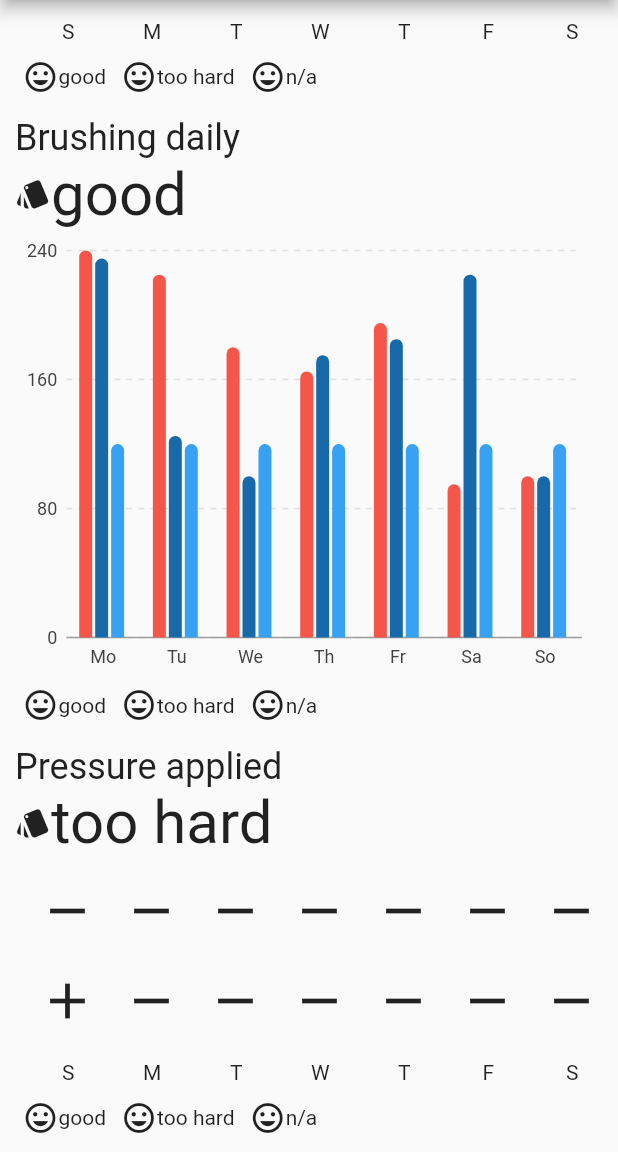
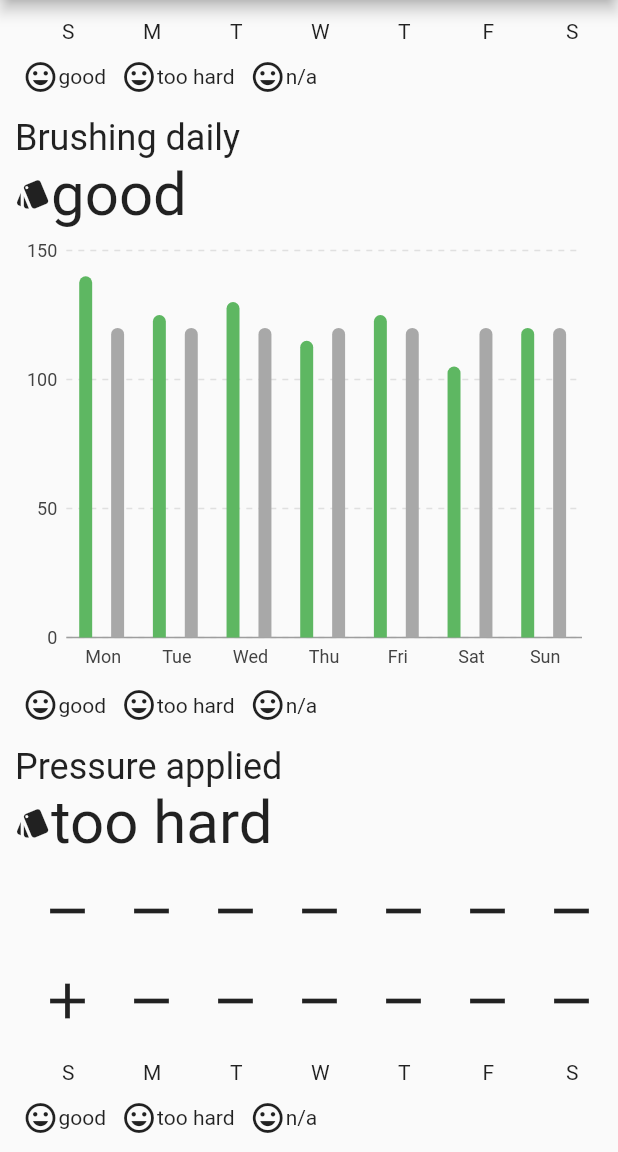
Before and after one commit to AnkurPhilips/ohc_app, a Flutter app: the screen it shows after launch, scrolled down 576 dp, on a phone screen of 412 x 824 dp, the part 84-1236 px from its top. Run offline on Flutter 3.47's test engine with Material 2 defaults, Android fonts, the phone set to English and light mode, and no system bars; our stand-ins replace charts_flutter.

Commit message:
new commit3 in graph

```diff
--- a/lib/Graphs.dart
+++ b/lib/Graphs.dart
@@ -306,34 +306,35 @@ class GroupedBarChart extends StatelessWidget {
 
     final session1 = [
 
-      new BrushTime('Mo', 240),
-      new BrushTime('Tu', 225),
-      new BrushTime('We', 180),
-      new BrushTime('Th', 165),
-      new BrushTime('Fr', 195),
-      new BrushTime('Sa', 95),
-      new BrushTime('So', 100),
+      new BrushTime('Mon', 140),
+      new BrushTime('Tue', 125),
+      new BrushTime('Wed', 130),
+      new BrushTime('Thu', 115),
+      new BrushTime('Fri', 125),
+      new BrushTime('Sat', 105),
+      new BrushTime('Sun', 120),
 
     ];
 
+
     final session2 = [
-      new BrushTime('Mo', 120),
-      new BrushTime('Tu', 120),
-      new BrushTime('We', 120),
-      new BrushTime('Th', 120),
-      new BrushTime('Fr', 120),
-      new BrushTime('Sa', 120),
-      new BrushTime('So', 120),
+      new BrushTime('Mon', 0),
+      new BrushTime('Tue', 0),
+      new BrushTime('Wed', 0),
+      new BrushTime('Thu', 0),
+      new BrushTime('Fri', 0),
+      new BrushTime('Sat', 0),
+      new BrushTime('Sun', 0),
     ];
 
     final session3 = [
-      new BrushTime('Mo', 235),
-      new BrushTime('Tu', 125),
-      new BrushTime('We', 100),
-      new BrushTime('Th', 175),
-      new BrushTime('Fr', 185),
-      new BrushTime('Sa', 225),
-      new BrushTime('So', 100),
+      new BrushTime('Mon', 120),
+      new BrushTime('Tue', 120),
+      new BrushTime('Wed', 120),
+      new BrushTime('Thu', 120),
+      new BrushTime('Fri', 120),
+      new BrushTime('Sat', 120),
+      new BrushTime('Sun', 120),
     ];
 
 
@@ -344,27 +345,27 @@ class GroupedBarChart extends StatelessWidget {
         domainFn: (BrushTime brush, _) => brush.day,
         measureFn: (BrushTime brush, _) => brush.minute,
         data: session1,
-        colorFn: (_,__) => charts.MaterialPalette.red.shadeDefault,
+        colorFn: (_,__) => charts.MaterialPalette.green.shadeDefault,
         fillColorFn: (_, __) =>
-        charts.MaterialPalette.red.shadeDefault.lighter,
+        charts.MaterialPalette.green.shadeDefault.lighter,
       ),
       new charts.Series<BrushTime, String>(
         id: 'session2',
         domainFn: (BrushTime brush, _) => brush.day,
         measureFn: (BrushTime brush, _) => brush.minute,
-        data: session3,
-        colorFn: (_,__) => charts.MaterialPalette.blue.shadeDefault,
+        data: session2,
+        colorFn: (_,__) => charts.MaterialPalette.green.shadeDefault,
         fillColorFn: (_, __) =>
-        charts.MaterialPalette.blue.shadeDefault.darker,
+        charts.MaterialPalette.green.shadeDefault.darker,
       ),
       new charts.Series<BrushTime, String>(
         id: 'session3',
         domainFn: (BrushTime brush, _) => brush.day,
         measureFn: (BrushTime brush, _) => brush.minute,
-        data: session2,
-        colorFn: (_,__) => charts.MaterialPalette.blue.shadeDefault,
+        data: session3,
+        colorFn: (_,__) => charts.MaterialPalette.gray.shade50,
         fillColorFn: (_, __) =>
-        charts.MaterialPalette.blue.shadeDefault.lighter,
+        charts.MaterialPalette.gray.shadeDefault.lighter,
       ),
 
     ];
--- a/lib/main.dart
+++ b/lib/main.dart
@@ -44,10 +44,10 @@ class MyApp extends StatelessWidget
       mainAxisAlignment: MainAxisAlignment.spaceEvenly,
       crossAxisAlignment: CrossAxisAlignment.center,
       children: <Widget>[
-        customIcon(Icons.access_alarm,iconSize,'Daily'),
-        customIcon(Icons.access_alarm,iconSize,'Time'),
-        customIcon(Icons.access_alarm,iconSize,'Pressure'),
-        customIcon(Icons.access_alarm,iconSize,'Scrubbing'),
+        customIcon(Icons.looks_two,iconSize,'Daily'),
+        customIcon(Icons.timelapse,iconSize,'Time'),
+        customIcon(Icons.pool,iconSize,'Pressure'),
+        customIcon(Icons.brush,iconSize,'Scrubbing'),
       ],
     ));
 
```
